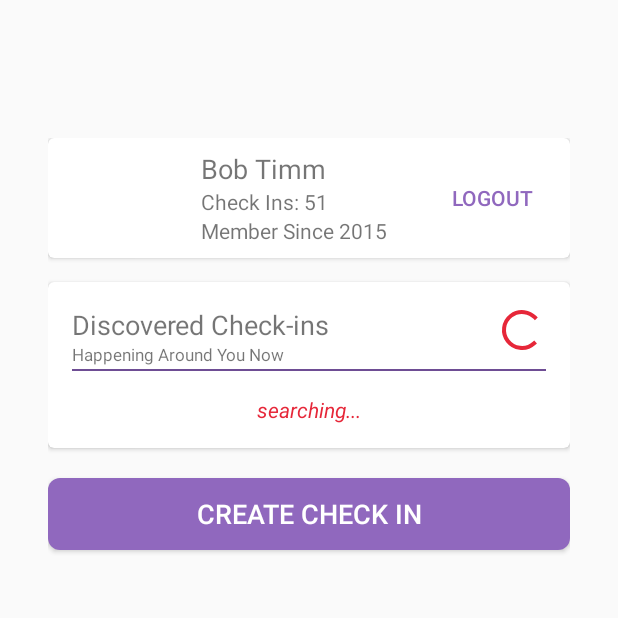
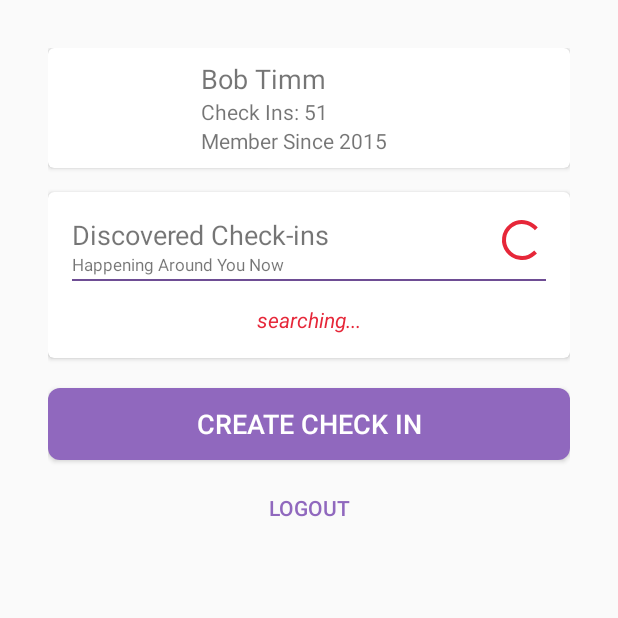
Before and after one commit to bajabob/Prezio-Android, an Android app: the fragment HomeFragment placed in its activity, on a phone screen of 412 x 824 dp, the top half of it. Run offline under Robolectric (Android 15) with nearby library versions, the phone set to English and light mode, and no system bars; our stand-ins replace CircleImageView, Picasso; libraries missing offline, so code that uses them is left out: com.noveogroup.android, com.parse; 2 statements that could not run were skipped.

Commit message:
app is nearing completion

```diff
--- a/Prezio/app/src/main/java/com/prezio/CheckinModel.java
+++ b/Prezio/app/src/main/java/com/prezio/CheckinModel.java
@@ -35,6 +35,10 @@ public class CheckinModel {
         return mParseObject.getLong(PO_CHECKIN_EXPIRES_UTC);
     }
 
+    public UserModel getCreator(){
+        return new UserModel(mParseObject.getParseObject(PO_CREATOR));
+    }
+
     public ParseObject getParseObject(){
         return mParseObject;
     }
--- a/Prezio/app/src/main/java/com/prezio/HomeActivity.java
+++ b/Prezio/app/src/main/java/com/prezio/HomeActivity.java
@@ -6,6 +6,7 @@ import android.support.design.widget.AppBarLayout;
 import android.support.v4.app.Fragment;
 import android.support.v7.app.AppCompatActivity;
 import android.view.View;
+import android.view.WindowManager;
 
 import com.noveogroup.android.log.Logger;
 import com.noveogroup.android.log.LoggerManager;
@@ -18,6 +19,7 @@ public class HomeActivity extends AppCompatActivity implements HomeActivityListe
     public static final int FRAGMENT_ID_LOGIN = 1;
     public static final int FRAGMENT_ID_HOME = 2;
     public static final int FRAGMENT_ID_CREATE_CHECK_IN = 3;
+    public static final int FRAGMENT_ID_BROADCAST = 4;
 
     private UserModel mCurrentUser;
     private CheckinModel mCurrentCheckin;
@@ -27,6 +29,7 @@ public class HomeActivity extends AppCompatActivity implements HomeActivityListe
     protected void onCreate(Bundle savedInstanceState) {
         super.onCreate(savedInstanceState);
         setContentView(R.layout.activity_home);
+        getWindow().addFlags(WindowManager.LayoutParams.FLAG_KEEP_SCREEN_ON);
 
         mToolbar = (AppBarLayout) findViewById(R.id.toolbar);
 
@@ -44,7 +47,7 @@ public class HomeActivity extends AppCompatActivity implements HomeActivityListe
 
         if (findViewById(R.id.fragment_panel) != null) {
 
-            mToolbar.setVisibility(hasToolbar ? View.VISIBLE : View.INVISIBLE);
+            mToolbar.setVisibility(hasToolbar ? View.VISIBLE : View.GONE);
 
             PrezioFragment frag = null;
             switch (fragmentId){
@@ -60,6 +63,10 @@ public class HomeActivity extends AppCompatActivity implements HomeActivityListe
 
                 case FRAGMENT_ID_CREATE_CHECK_IN:
                     frag = new CreateCheckInFragment();
+                    break;
+
+                case FRAGMENT_ID_BROADCAST:
+                    frag = new BroadcastFragment();
                     break;
 
             }
--- a/Prezio/app/src/main/java/com/prezio/HomeFragment.java
+++ b/Prezio/app/src/main/java/com/prezio/HomeFragment.java
@@ -2,10 +2,12 @@ package com.prezio;
 
 import android.content.SharedPreferences;
 import android.os.Bundle;
+import android.support.v7.widget.CardView;
 import android.view.LayoutInflater;
 import android.view.View;
 import android.view.ViewGroup;
 import android.widget.Button;
+import android.widget.ProgressBar;
 import android.widget.TextView;
 
 import com.noveogroup.android.log.Logger;
@@ -18,7 +20,11 @@ import com.prezio.templates.Preferences;
 import com.squareup.picasso.Picasso;
 
 
+import org.joda.time.DateTime;
+import org.joda.time.DateTimeZone;
+
 import java.util.List;
+import java.util.concurrent.TimeUnit;
 
 import de.hdodenhof.circleimageview.CircleImageView;
 
@@ -29,8 +35,12 @@ public class HomeFragment extends PrezioFragment implements View.OnClickListener
 
     private static final Logger log = LoggerManager.getLogger(HomeFragment.class);
 
+    private CardView mCheckin;
+    private TextView mSearching;
+    private ProgressBar mSpinner;
     private BluetoothUtil mBTUtil;
-    private BluetoothDeviceList mBTDEviceList;
+    private BluetoothDeviceList mBTDeviceList;
+    private CheckinModel mDiscoveredCheckin;
 
     @Override
     public View onCreateView(LayoutInflater inflater, ViewGroup container,
@@ -38,25 +48,39 @@ public class HomeFragment extends PrezioFragment implements View.OnClickListener
 
         View v = inflater.inflate(R.layout.fragment_home, container, false);
 
-        TextView user = (TextView)v.findViewById(R.id.user);
-        user.setText(mCurrentUser.getName());
-
-        TextView checkins = (TextView)v.findViewById(R.id.checkin_count);
-        checkins.setText("Check Ins: " + (int) ((Math.random() * 100) + 2));
-
-        CircleImageView profileImage = (CircleImageView) v.findViewById(R.id.profile_image);
-        Picasso.with(getActivity()).load(mCurrentUser.getProfilePictureUrl()).into(profileImage);
-
         Button create = (Button) v.findViewById(R.id.create);
         create.setOnClickListener(this);
 
         Button logout = (Button) v.findViewById(R.id.logout);
         logout.setOnClickListener(this);
 
-        mBTDEviceList = new BluetoothDeviceList();
+        Button checkin = (Button) v.findViewById(R.id.checkin);
+        checkin.setOnClickListener(this);
+
+        mSpinner = (ProgressBar) v.findViewById(R.id.loader);
+        mSearching = (TextView) v.findViewById(R.id.searching);
+
+        mCheckin = (CardView) v.findViewById(R.id.checkin_card);
+        mCheckin.setVisibility(View.GONE);
+
+        return v;
+    }
+
+    @Override
+    public void onStart(){
+        super.onStart();
+
+        mBTDeviceList = new BluetoothDeviceList();
         mBTUtil = new BluetoothUtil(getActivity(), this);
 
-        return v;
+        TextView user = (TextView)getView().findViewById(R.id.user);
+        user.setText(mCurrentUser.getName());
+
+        TextView checkins = (TextView)getView().findViewById(R.id.checkin_count);
+        checkins.setText("Check Ins: " + (int) ((Math.random() * 100) + 2));
+
+        CircleImageView profileImage = (CircleImageView) getView().findViewById(R.id.profile_image);
+        Picasso.with(getActivity()).load(mCurrentUser.getProfilePictureUrl()).into(profileImage);
     }
 
     @Override
@@ -70,7 +94,7 @@ public class HomeFragment extends PrezioFragment implements View.OnClickListener
     public void onClick(View view) {
         if(view.getId() == R.id.create){
             if(mListener != null){
-                mListener.get().onLoadFragment(HomeActivity.FRAGMENT_ID_CREATE_CHECK_IN, true);
+                mListener.get().onLoadFragment(HomeActivity.FRAGMENT_ID_CREATE_CHECK_IN, false);
             }
         }
 
@@ -83,27 +107,63 @@ public class HomeFragment extends PrezioFragment implements View.OnClickListener
                 mListener.get().onLoadFragment(HomeActivity.FRAGMENT_ID_LOGIN, false);
             }
         }
+
+        if(view.getId() == R.id.checkin){
+            if(mListener != null){
+                mListener.get().setCurrentCheckin(mDiscoveredCheckin);
+                mListener.get().onLoadFragment(HomeActivity.FRAGMENT_ID_BROADCAST, true);
+            }
+        }
     }
 
     @Override
     public void onBluetoothDeviceDiscovered(String name) {
         log.d("BT Device: " + name);
-        if( !mBTDEviceList.exists(name)){
-            if(name.contains("PREZIO")) {
+        if( !mBTDeviceList.exists(name)){
+            if(name.contains("PRZ")) {
                 ParseQuery<ParseObject> query = ParseQuery.getQuery("CheckinPlaces");
                 query.whereEqualTo("bluetoothId", name);
+                query.include("creator");
                 query.setLimit(1);
                 query.findInBackground(new FindCallback<ParseObject>() {
                     @Override
                     public void done(List<ParseObject> objects, ParseException e) {
                         if(objects != null && objects.size() > 0){
                             ParseObject obj = objects.get(0);
+                            log.d("Found check in!");
                             log.d(obj.getString("name"));
+                            log.d(obj.getString("bluetoothId"));
+
+                            mDiscoveredCheckin = new CheckinModel(obj);
+
+                            DateTime now = DateTime.now(DateTimeZone.forID("UTC"));
+                            long diff = mDiscoveredCheckin.getCheckinExpiresUtc() - now.getMillis();
+
+                            if(diff < 0){
+                                return;
+                            }
+
+
+                            mSpinner.setVisibility(View.INVISIBLE);
+                            mSearching.setVisibility(View.GONE);
+                            mCheckin.setVisibility(View.VISIBLE);
+
+                            TextView title = (TextView) getView().findViewById(R.id.checkin_name);
+                            title.setText(mDiscoveredCheckin.getName());
+
+                            CircleImageView profileImage = (CircleImageView) getView().findViewById(R.id.checkin_profile);
+                            Picasso.with(getActivity()).load(mDiscoveredCheckin.getCreator().getProfilePictureUrl()).into(profileImage);
+
+                            String time = String.format("Expires in %d minutes",
+                                    TimeUnit.MILLISECONDS.toMinutes(diff)
+                            );
+                            TextView expires = (TextView) getView().findViewById(R.id.checkin_expires);
+                            expires.setText(time);
                         }
                     }
                 });
             }
         }
-        mBTDEviceList.add(name);
+        mBTDeviceList.add(name);
     }
 }
--- a/Prezio/app/src/main/java/com/prezio/LoginFragment.java
+++ b/Prezio/app/src/main/java/com/prezio/LoginFragment.java
@@ -76,6 +76,7 @@ public class LoginFragment extends PrezioFragment implements View.OnClickListene
         mLogin.setVisibility(View.GONE);
         mUsername.setVisibility(View.GONE);
         mPassword.setVisibility(View.GONE);
+        mProfileImage.setVisibility(View.VISIBLE);
         mLoader.setVisibility(View.VISIBLE);
 
         ParseQuery<ParseObject> query = ParseQuery.getQuery("User");
@@ -86,7 +87,7 @@ public class LoginFragment extends PrezioFragment implements View.OnClickListene
                 if(objects != null && objects.size() > 0){
                     UserModel user = new UserModel(objects.get(0));
                     Picasso.with(getActivity()).load(user.getProfilePictureUrl()).into(mProfileImage);
-                    mProfileImage.setVisibility(View.VISIBLE);
+
                     if(mListener != null) {
                         mListener.get().setCurrentUser(user);
                     }
--- a/Prezio/app/src/main/res/layout/fragment_create_check_in.xml
+++ b/Prezio/app/src/main/res/layout/fragment_create_check_in.xml
@@ -62,8 +62,8 @@
                     android:layout_width="match_parent"
                     android:layout_height="wrap_content"
                     android:hint="Name Your Check-in"
-                    android:inputType="text"
-                    android:imeOptions="actionNext"/>
+                    android:inputType="text|textCapWords"
+                    android:imeOptions="actionDone"/>
 
                 <NumberPicker
                     android:id="@+id/headcount_picker"
--- a/Prezio/app/src/main/res/layout/fragment_home.xml
+++ b/Prezio/app/src/main/res/layout/fragment_home.xml
@@ -56,16 +56,6 @@
                     android:text="Member Since 2015"/>
 
             </LinearLayout>
-
-            <Button
-                android:id="@+id/logout"
-                android:layout_alignParentRight="true"
-                android:layout_centerVertical="true"
-                android:layout_width="wrap_content"
-                android:layout_height="wrap_content"
-                android:text="LOGOUT"
-                android:textColor="@color/colorHighlight"
-                style="?android:attr/borderlessButtonStyle"/>
 
         </RelativeLayout>
 
@@ -133,6 +123,74 @@
                 android:textColor="@color/colorAccent"
                 android:text="searching..."/>
 
+            <android.support.v7.widget.CardView
+                android:id="@+id/checkin_card"
+                xmlns:card_view="http://schemas.android.com/apk/res-auto"
+                android:layout_gravity="center"
+                android:layout_width="match_parent"
+                android:layout_height="wrap_content"
+                android:layout_marginTop="16dp"
+                card_view:cardBackgroundColor="@color/colorPrimaryGreyLight"
+                card_view:cardCornerRadius="4dp">
+
+                <RelativeLayout
+                    android:layout_width="match_parent"
+                    android:layout_height="wrap_content"
+                    android:padding="8dp">
+
+                    <de.hdodenhof.circleimageview.CircleImageView
+                        android:id="@+id/checkin_profile"
+                        android:layout_alignParentLeft="true"
+                        android:layout_width="64dp"
+                        android:layout_height="64dp"
+                        app:civ_border_width="2dp"
+                        app:civ_border_color="@color/colorHighlight"/>
+
+                    <LinearLayout
+                        android:layout_width="match_parent"
+                        android:layout_height="wrap_content"
+                        android:orientation="vertical"
+                        android:layout_marginLeft="8dp"
+                        android:layout_toRightOf="@+id/checkin_profile">
+
+                        <TextView
+                            android:id="@+id/checkin_name"
+                            android:layout_width="wrap_content"
+                            android:layout_height="wrap_content"
+                            android:textSize="16sp"
+                            android:text="CSCE Human Computer Interaction"/>
+
+                        <View
+                            android:layout_marginTop="2dp"
+                            android:layout_width="match_parent"
+                            android:layout_height="1dp"
+                            android:background="@color/colorHighlightDark"/>
+
+                        <TextView
+                            android:id="@+id/checkin_expires"
+                            android:layout_width="wrap_content"
+                            android:layout_height="wrap_content"
+                            android:text="Expires in 5 minutes"/>
+
+                        <Button
+                            android:id="@+id/checkin"
+                            android:layout_gravity="right"
+                            android:layout_width="wrap_content"
+                            android:layout_height="wrap_content"
+                            android:text="CHECK IN"
+                            android:textColor="@color/colorHighlight"
+                            style="?android:attr/borderlessButtonStyle"/>
+
+                    </LinearLayout>
+
+
+
+
+
+                </RelativeLayout>
+
+            </android.support.v7.widget.CardView>
+
         </LinearLayout>
 
     </android.support.v7.widget.CardView>
@@ -147,4 +205,14 @@
         android:textColor="@color/white"
         android:textSize="18sp"/>
 
+    <Button
+        android:id="@+id/logout"
+        android:layout_marginTop="8dp"
+        android:layout_gravity="center"
+        android:layout_width="wrap_content"
+        android:layout_height="wrap_content"
+        android:text="LOGOUT"
+        android:textColor="@color/colorHighlight"
+        style="?android:attr/borderlessButtonStyle"/>
+
 </LinearLayout>
```
Also changed, not shown: Prezio/app/src/main/java/com/prezio/BroadcastFragment.java (added, +157 -0 lines), Prezio/app/src/main/java/com/prezio/CreateCheckInFragment.java (+6 -6 lines), Prezio/app/src/main/res/anim/broadcast_ring_animation.xml (added, +29 -0 lines), Prezio/app/src/main/res/drawable/broadcast_ring.xml (added, +14 -0 lines), Prezio/app/src/main/res/layout/fragment_broadcast.xml (added, +113 -0 lines), Prezio/app/src/main/res/layout/fragment_login.xml (+8 -7 lines).
